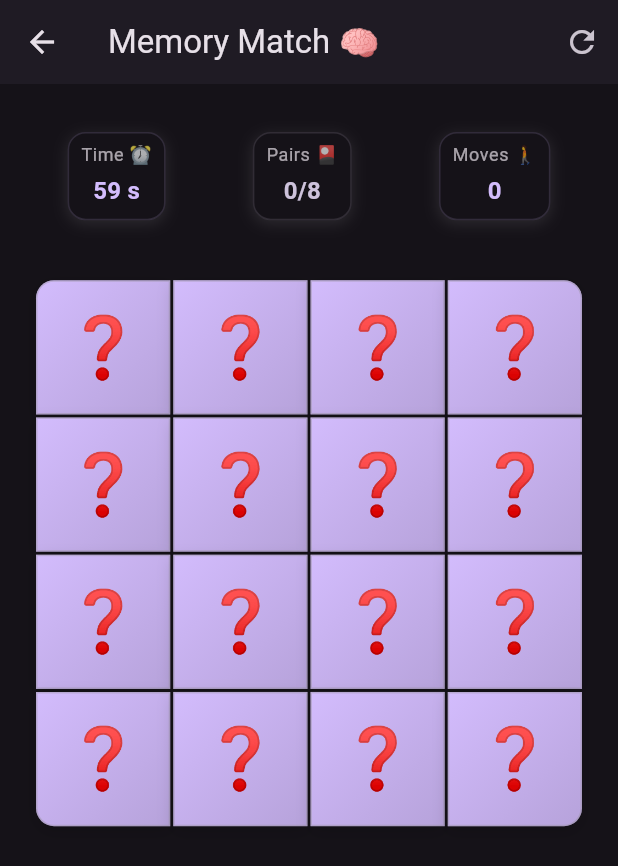
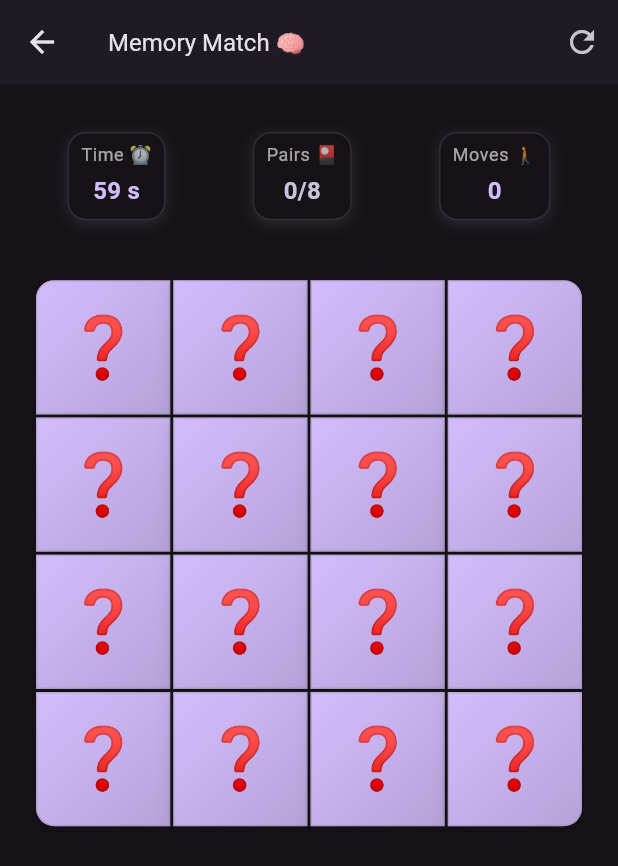
Before and after one commit to Anikshakya/Mini-Games, a Flutter app: the MemoryGameScreen screen opened directly, on a phone screen of 412 x 824 dp. Shown: the top 866 px of the screen. Run offline on Flutter 3.47's test engine with Material 3 defaults, Android fonts, the light colour scheme and no system bars; our stand-ins replace confetti, get, get_storage, google_fonts, shared_preferences; accounts and stored records are empty.

Commit message:
App Bar Titile font managed

```diff
--- a/lib/src/view/games/dino_jump.dart
+++ b/lib/src/view/games/dino_jump.dart
@@ -220,7 +220,7 @@ class _DinoGameState extends State<DinoGame> with SingleTickerProviderStateMixin
     return Scaffold(
       backgroundColor: _getSkyColor(),
       appBar: AppBar(
-        title: Text("Dino Jump"),
+        title: Text("Dino Jump", style: TextStyle(fontSize: 16),),
         centerTitle: false,
         actions: [
           Row(
--- a/lib/src/view/games/memory.dart
+++ b/lib/src/view/games/memory.dart
@@ -229,7 +229,7 @@ class _MemoryGameScreenState extends State<MemoryGameScreen> with TickerProvider
     return Scaffold(
       appBar: AppBar(
         title: Text(
-          'Memory Match 🧠',
+          'Memory Match 🧠', style: TextStyle(fontSize: 16)
         ),
         actions: [
           IconButton(
--- a/lib/src/view/games/rock_paper_scissors.dart
+++ b/lib/src/view/games/rock_paper_scissors.dart
@@ -148,7 +148,7 @@ class _RockPaperScissorsScreenState extends State<RockPaperScissorsScreen>
 
     return Scaffold(
       appBar: AppBar(
-        title: const Text("Rock Paper Scissors ✊✋✌️", style: TextStyle(fontSize: 16),),
+        title: const Text("Rock Paper Scissors ✊✋✌️", style: TextStyle(fontSize: 16)),
         actions: [
           Padding(
             padding: const EdgeInsets.symmetric(horizontal: 16),
--- a/lib/src/view/games/snake.dart
+++ b/lib/src/view/games/snake.dart
@@ -158,7 +158,7 @@ class _SnakeGameScreenState extends State<SnakeGameScreen> {
 
     return Scaffold(
       appBar: AppBar(
-        title: const Text("Snake"),
+        title: const Text("Snake", style: TextStyle(fontSize: 16),),
         centerTitle: false,
         actions: [
           Row(
--- a/lib/src/view/games/tic_tac_toe.dart
+++ b/lib/src/view/games/tic_tac_toe.dart
@@ -51,7 +51,7 @@ class _TicTacToeScreenState extends State<TicTacToeScreen> with SingleTickerProv
     return Scaffold(
       appBar: AppBar(
         title: Text(
-          'Tic Tac Toe',
+          'Tic Tac Toe', style: TextStyle(fontSize: 16)
         ),
         actions: [
           IconButton(
```
